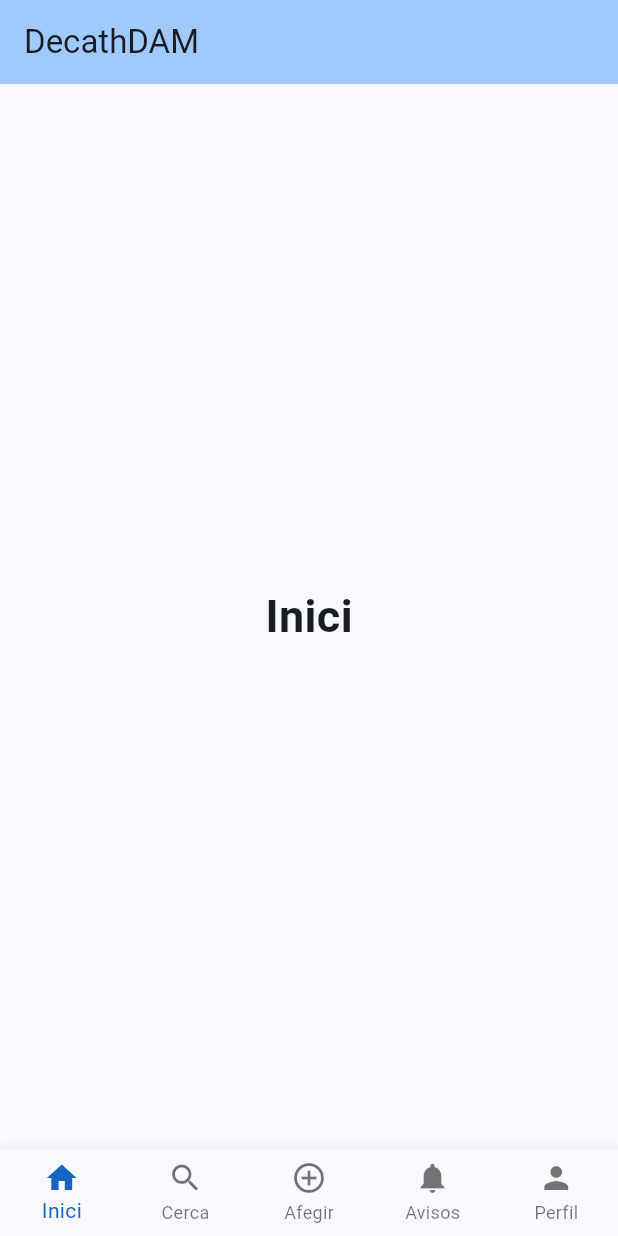
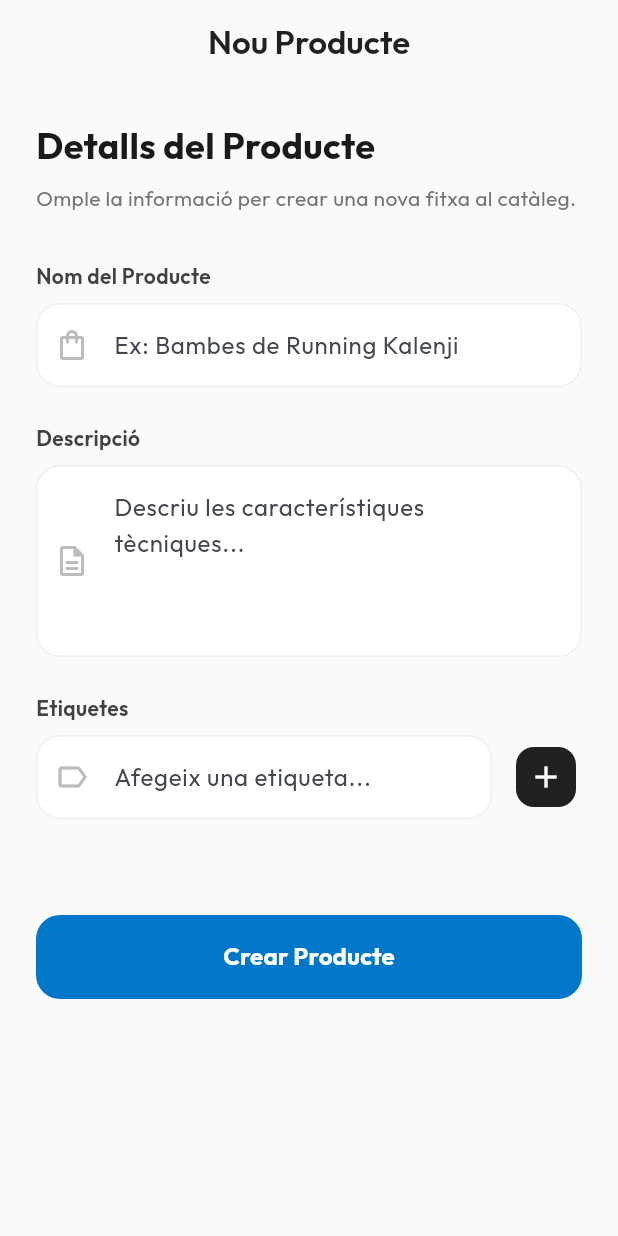
Before and after one commit to 2DAM-202526-PROJECTE/repo-projecte2-DecathDAM, a Flutter app: the screen it shows after launch, on a phone screen of 412 x 824 dp. Run offline on Flutter 3.47's test engine with Material 3 defaults, Android fonts, the phone set to English and light mode, and no system bars; our stand-ins replace google_fonts.

Commit message:
creacio i rectificacio creaproductes

```diff
--- a/lib/main.dart
+++ b/lib/main.dart
@@ -1,4 +1,6 @@
+import 'package:decathdam/viewmodels/craft.dart';
 import 'package:flutter/material.dart';
+import 'viewmodels/inici_vm.dart';
 
 void main() {
   runApp(const MyApp());
@@ -15,71 +17,7 @@ class MyApp extends StatelessWidget {
         colorScheme: ColorScheme.fromSeed(seedColor: Colors.blue),
         useMaterial3: true,
       ),
-      home: const MainScreen(),
+      home: const CraftScreen(),
     );
   }
 }
-
-class MainScreen extends StatefulWidget {
-  const MainScreen({super.key});
-
-  @override
-  State<MainScreen> createState() => _MainScreenState();
-}
-
-class _MainScreenState extends State<MainScreen> {
-  int _selectedIndex = 0;
-
-  static const List<Widget> _widgetOptions = <Widget>[
-    Center(child: Text('Inici', style: TextStyle(fontSize: 30, fontWeight: FontWeight.bold))),
-    Center(child: Text('Cerca', style: TextStyle(fontSize: 30, fontWeight: FontWeight.bold))),
-    Center(child: Text('Afegir', style: TextStyle(fontSize: 30, fontWeight: FontWeight.bold))),
-    Center(child: Text('Notificacions', style: TextStyle(fontSize: 30, fontWeight: FontWeight.bold))),
-    Center(child: Text('Perfil', style: TextStyle(fontSize: 30, fontWeight: FontWeight.bold))),
-  ];
-
-  void _onItemTapped(int index) {
-    setState(() {
-      _selectedIndex = index;
-    });
-  }
-
-  @override
-  Widget build(BuildContext context) {
-    return Scaffold(
-      appBar: AppBar(
-        title: const Text('DecathDAM'),
-        backgroundColor: Theme.of(context).colorScheme.inversePrimary,
-      ),
-      body: _widgetOptions.elementAt(_selectedIndex),
-      bottomNavigationBar: BottomNavigationBar(
-        type: BottomNavigationBarType.fixed,
-        items: const <BottomNavigationBarItem>[
-          BottomNavigationBarItem(
-            icon: Icon(Icons.home),
-            label: 'Inici',
-          ),
-          BottomNavigationBarItem(
-            icon: Icon(Icons.search),
-            label: 'Cerca',
-          ),
-          BottomNavigationBarItem(
-            icon: Icon(Icons.add_circle_outline),
-            label: 'Afegir',
-          ),
-          BottomNavigationBarItem(
-            icon: Icon(Icons.notifications),
-            label: 'Avisos',
-          ),
-          BottomNavigationBarItem(
-            icon: Icon(Icons.person),
-            label: 'Perfil',
-          ),
-        ],
-        currentIndex: _selectedIndex,
-        selectedItemColor: Colors.blue[800],
-        onTap: _onItemTapped,
-      ),
-    );
-  }
-}
--- /dev/null
+++ b/lib/viewmodels/craft.dart
@@ -0,0 +1,244 @@
+import 'package:flutter/material.dart';
+import 'package:google_fonts/google_fonts.dart';
+
+class CraftScreen extends StatefulWidget {
+  const CraftScreen({super.key});
+
+  @override
+  State<CraftScreen> createState() => _CraftScreenState();
+}
+
+class _CraftScreenState extends State<CraftScreen> {
+  final _formKey = GlobalKey<FormState>();
+  final TextEditingController _nameController = TextEditingController();
+  final TextEditingController _descController = TextEditingController();
+  final TextEditingController _tagController = TextEditingController();
+
+  final List<String> _tags = [];
+
+  void _addTag(String tag) {
+    if (tag.isNotEmpty && !_tags.contains(tag)) {
+      setState(() {
+        _tags.add(tag.trim());
+        _tagController.clear();
+      });
+    }
+  }
+
+  void _removeTag(String tag) {
+    setState(() {
+      _tags.remove(tag);
+    });
+  }
+
+  @override
+  void dispose() {
+    _nameController.dispose();
+    _descController.dispose();
+    _tagController.dispose();
+    super.dispose();
+  }
+
+  @override
+  Widget build(BuildContext context) {
+    return Scaffold(
+      backgroundColor: Colors.grey[50],
+      appBar: AppBar(
+        title: Text(
+          'Nou Producte',
+          style: GoogleFonts.outfit(
+            fontWeight: FontWeight.w600,
+            color: Colors.black87,
+          ),
+        ),
+        backgroundColor: Colors.transparent,
+        elevation: 0,
+        centerTitle: true,
+        iconTheme: const IconThemeData(color: Colors.black87),
+      ),
+      body: SingleChildScrollView(
+        padding: const EdgeInsets.all(24.0),
+        child: Form(
+          key: _formKey,
+          child: Column(
+            crossAxisAlignment: CrossAxisAlignment.stretch,
+            children: [
+              Text(
+                'Detalls del Producte',
+                style: GoogleFonts.outfit(
+                  fontSize: 24,
+                  fontWeight: FontWeight.bold,
+                  color: const Color(0xFF1A1A1A),
+                ),
+              ),
+              const SizedBox(height: 8),
+              Text(
+                'Omple la informació per crear una nova fitxa al catàleg.',
+                style: GoogleFonts.outfit(
+                  fontSize: 14,
+                  color: Colors.grey[600],
+                ),
+              ),
+              const SizedBox(height: 32),
+
+              _buildLabel('Nom del Producte'),
+              const SizedBox(height: 8),
+              TextFormField(
+                controller: _nameController,
+                decoration: _buildInputDecoration(
+                  hint: 'Ex: Bambes de Running Kalenji',
+                  icon: Icons.shopping_bag_outlined,
+                ),
+                style: GoogleFonts.outfit(),
+                validator: (value) {
+                  if (value == null || value.isEmpty) {
+                    return 'Si us plau, introdueix un nom';
+                  }
+                  return null;
+                },
+              ),
+              const SizedBox(height: 24),
+
+              _buildLabel('Descripció'),
+              const SizedBox(height: 8),
+              TextFormField(
+                controller: _descController,
+                maxLines: 4,
+                decoration: _buildInputDecoration(
+                  hint: 'Descriu les característiques tècniques...',
+                  icon: Icons.description_outlined,
+                ).copyWith(alignLabelWithHint: true),
+                style: GoogleFonts.outfit(),
+                validator: (value) {
+                  if (value == null || value.isEmpty) {
+                    return 'Si us plau, introdueix una descripció';
+                  }
+                  return null;
+                },
+              ),
+              const SizedBox(height: 24),
+
+              _buildLabel('Etiquetes'),
+              const SizedBox(height: 8),
+              Row(
+                children: [
+                  Expanded(
+                    child: TextFormField(
+                      controller: _tagController,
+                      decoration: _buildInputDecoration(
+                        hint: 'Afegeix una etiqueta...',
+                        icon: Icons.label_outline,
+                      ),
+                      style: GoogleFonts.outfit(),
+                      onFieldSubmitted: (value) => _addTag(value),
+                    ),
+                  ),
+                  const SizedBox(width: 12),
+                  IconButton.filled(
+                    onPressed: () => _addTag(_tagController.text),
+                    icon: const Icon(Icons.add),
+                    style: IconButton.styleFrom(
+                      backgroundColor: Colors.black87,
+                      foregroundColor: Colors.white,
+                      shape: RoundedRectangleBorder(
+                        borderRadius: BorderRadius.circular(12),
+                      ),
+                    ),
+                  ),
+                ],
+              ),
+              const SizedBox(height: 16),
+              if (_tags.isNotEmpty)
+                Wrap(
+                  spacing: 8,
+                  runSpacing: 8,
+                  children: _tags.map((tag) {
+                    return Chip(
+                      label: Text(tag, style: GoogleFonts.outfit(fontSize: 12)),
+                      backgroundColor: Colors.blue[50],
+                      deleteIcon: const Icon(Icons.close, size: 16),
+                      onDeleted: () => _removeTag(tag),
+                      shape: RoundedRectangleBorder(
+                        borderRadius: BorderRadius.circular(20),
+                        side: BorderSide(color: Colors.blue.withOpacity(0.2)),
+                      ),
+                    );
+                  }).toList(),
+                ),
+
+              const SizedBox(height: 48),
+
+              // Action Button
+              SizedBox(
+                height: 56,
+                child: ElevatedButton(
+                  onPressed: () {
+                    if (_formKey.currentState!.validate()) {
+                      // TODO: Implement creation logic via ViewModel
+                      ScaffoldMessenger.of(context).showSnackBar(
+                        const SnackBar(content: Text('Processant...')),
+                      );
+                    }
+                  },
+                  style: ElevatedButton.styleFrom(
+                    backgroundColor: const Color(
+                      0xFF0077C8,
+                    ), // Decathlon-like Blue or Brand Color
+                    foregroundColor: Colors.white,
+                    elevation: 0,
+                    shape: RoundedRectangleBorder(
+                      borderRadius: BorderRadius.circular(16),
+                    ),
+                  ),
+                  child: Text(
+                    'Crear Producte',
+                    style: GoogleFonts.outfit(
+                      fontSize: 16,
+                      fontWeight: FontWeight.bold,
+                    ),
+                  ),
+                ),
+              ),
+            ],
+          ),
+        ),
+      ),
+    );
+  }
+
+  Widget _buildLabel(String text) {
+    return Text(
+      text,
+      style: GoogleFonts.outfit(
+        fontWeight: FontWeight.w600,
+        fontSize: 14,
+        color: Colors.grey[800],
+      ),
+    );
+  }
+
+  InputDecoration _buildInputDecoration({
+    required String hint,
+    required IconData icon,
+  }) {
+    return InputDecoration(
+      hintText: hint,
+      prefixIcon: Icon(icon, color: Colors.grey[400]),
+      filled: true,
+      fillColor: Colors.white,
+      border: OutlineInputBorder(
+        borderRadius: BorderRadius.circular(16),
+        borderSide: BorderSide.none,
+      ),
+      enabledBorder: OutlineInputBorder(
+        borderRadius: BorderRadius.circular(16),
+        borderSide: BorderSide(color: Colors.grey[200]!),
+      ),
+      focusedBorder: OutlineInputBorder(
+        borderRadius: BorderRadius.circular(16),
+        borderSide: const BorderSide(color: Color(0xFF0077C8), width: 1.5),
+      ),
+      contentPadding: const EdgeInsets.symmetric(horizontal: 16, vertical: 16),
+    );
+  }
+}
```
Also changed, not shown: lib/viewmodels/inici_vm.dart (+84 -0 lines).
